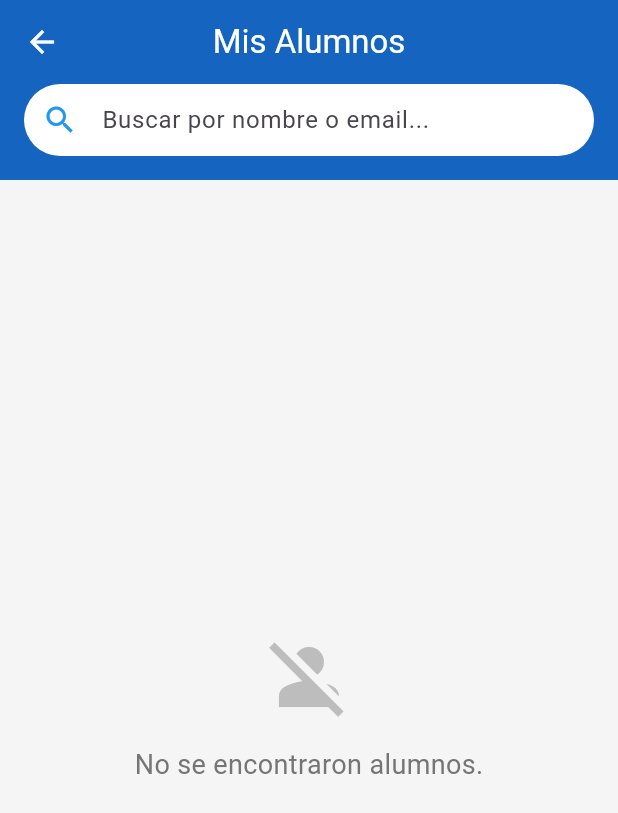
After one commit to rollergang/AgarreFalsoAdmin, a Flutter app: the StudentsScreen screen opened directly, on a phone screen of 412 x 824 dp. The commit adds this screen. Shown: the top 813 px of the screen. Run offline on Flutter 3.47's test engine with Material 3 defaults, Android fonts, the phone set to English and light mode, and no system bars; our stand-ins replace cloud_firestore, firebase_auth, firebase_core; accounts and stored records are empty.

Commit message:
Feat: Agregada Pantalla alumnos con buscador y perfil de cada alumno

```diff
--- /dev/null
+++ b/lib/screens/students/students_screen.dart
@@ -0,0 +1,155 @@
+import 'package:agarre_admin/screens/students/student_detail_screen.dart';
+import 'package:cloud_firestore/cloud_firestore.dart';
+import 'package:flutter/material.dart';
+
+class StudentsScreen extends StatefulWidget {
+  const StudentsScreen({super.key});
+
+  @override
+  State<StudentsScreen> createState() => _StudentsScreenState();
+}
+
+class _StudentsScreenState extends State<StudentsScreen> {
+  String _searchQuery = '';
+
+  @override
+  Widget build(BuildContext context) {
+    return Scaffold(
+      backgroundColor: Colors.grey[100],
+      appBar: AppBar(
+        title: const Text('Mis Alumnos'),
+        backgroundColor: Colors.blue.shade800,
+        foregroundColor: Colors.white,
+        elevation: 0,
+      ),
+      body: Column(
+        children: [
+          // --- BUSCADOR ---
+          Container(
+            color: Colors.blue.shade800,
+            padding: const EdgeInsets.fromLTRB(16, 0, 16, 16),
+            child: TextField(
+              onChanged: (value) => setState(() => _searchQuery = value),
+              decoration: InputDecoration(
+                hintText: 'Buscar por nombre o email...',
+                prefixIcon: const Icon(Icons.search, color: Colors.blue),
+                filled: true,
+                fillColor: Colors.white,
+                border: OutlineInputBorder(
+                  borderRadius: BorderRadius.circular(30),
+                  borderSide: BorderSide.none,
+                ),
+                contentPadding: const EdgeInsets.symmetric(vertical: 0),
+              ),
+            ),
+          ),
+
+          // --- LISTA ---
+          Expanded(
+            child: StreamBuilder<QuerySnapshot>(
+              stream: FirebaseFirestore.instance
+                  .collection('users')
+                  .where('role', isEqualTo: 'student')
+                  .snapshots(),
+              builder: (context, snapshot) {
+                if (snapshot.hasError) return Center(child: Text('Error: ${snapshot.error}'));
+                if (snapshot.connectionState == ConnectionState.waiting) {
+                  return const Center(child: CircularProgressIndicator());
+                }
+
+                final allDocs = snapshot.data!.docs;
+
+                // Filtrado Local
+                final filteredDocs = allDocs.where((doc) {
+                  final data = doc.data() as Map<String, dynamic>;
+                  final name = (data['name'] ?? '').toString().toLowerCase();
+                  final email = (data['email'] ?? '').toString().toLowerCase();
+                  final query = _searchQuery.toLowerCase();
+                  return name.contains(query) || email.contains(query);
+                }).toList();
+
+                if (filteredDocs.isEmpty) {
+                  return Center(
+                    child: Column(
+                      mainAxisAlignment: MainAxisAlignment.center,
+                      children: [
+                        Icon(Icons.person_off, size: 60, color: Colors.grey[400]),
+                        const SizedBox(height: 16),
+                        Text(
+                          'No se encontraron alumnos.',
+                          style: TextStyle(fontSize: 18, color: Colors.grey[600]),
+                        ),
+                      ],
+                    ),
+                  );
+                }
+
+                return ListView.builder(
+                  padding: const EdgeInsets.all(16),
+                  itemCount: filteredDocs.length,
+                  itemBuilder: (ctx, i) {
+                    final data = filteredDocs[i].data() as Map<String, dynamic>;
+                    final id = filteredDocs[i].id;
+
+                    // Lógica de Vencimiento
+                    final Timestamp? endTimestamp = data['subscriptionEndDate'];
+                    final bool isExpired = endTimestamp != null
+                        ? DateTime.now().isAfter(endTimestamp.toDate())
+                        : true;
+
+                    return Card(
+                      elevation: 2,
+                      margin: const EdgeInsets.only(bottom: 12),
+                      shape: RoundedRectangleBorder(borderRadius: BorderRadius.circular(12)),
+                      child: ListTile(
+                        contentPadding: const EdgeInsets.symmetric(horizontal: 16, vertical: 8),
+                        leading: CircleAvatar(
+                          backgroundColor: Colors.blue.shade100,
+                          child: Text(
+                            (data['name'] ?? '?').substring(0, 1).toUpperCase(),
+                            style: TextStyle(color: Colors.blue.shade900, fontWeight: FontWeight.bold),
+                          ),
+                        ),
+                        title: Text(
+                          data['name'] ?? 'Sin nombre',
+                          style: const TextStyle(fontWeight: FontWeight.bold, fontSize: 16),
+                        ),
+                        subtitle: Text(data['email'] ?? ''),
+
+                        // --- ESTADO DE SUSCRIPCIÓN ---
+                        trailing: Column(
+                          mainAxisAlignment: MainAxisAlignment.center,
+                          mainAxisSize: MainAxisSize.min, // Vital para evitar errores de layout
+                          children: [
+                            const Text(
+                              "Estado",
+                              style: TextStyle(fontSize: 10, color: Colors.grey, fontWeight: FontWeight.bold)
+                            ),
+                            const SizedBox(height: 4),
+                            Icon(
+                              isExpired ? Icons.cancel : Icons.check_circle,
+                              color: isExpired ? Colors.red : Colors.green,
+                              size: 24,
+                            ),
+                          ],
+                        ),
+                        onTap: () {
+                          Navigator.push(
+                            context,
+                            MaterialPageRoute(
+                              builder: (_) => StudentDetailScreen(studentId: id, studentData: data),
+                            ),
+                          );
+                        },
+                      ),
+                    );
+                  },
+                );
+              },
+            ),
+          ),
+        ],
+      ),
+    );
+  }
+}
```
Also changed, not shown: lib/screens/home_screen.dart (+6 -3 lines), lib/screens/students/student_detail_screen.dart (added, +161 -0 lines).
